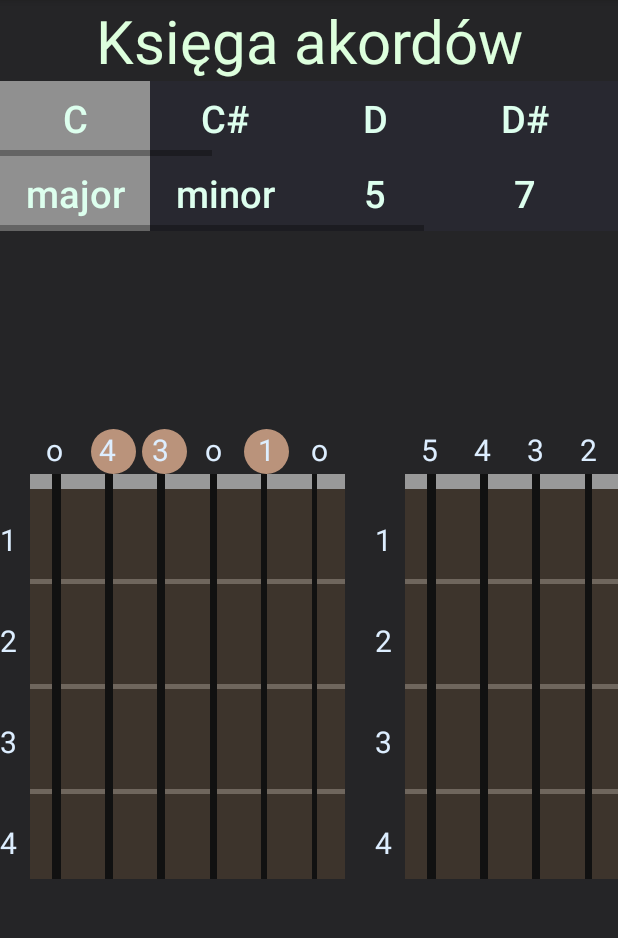
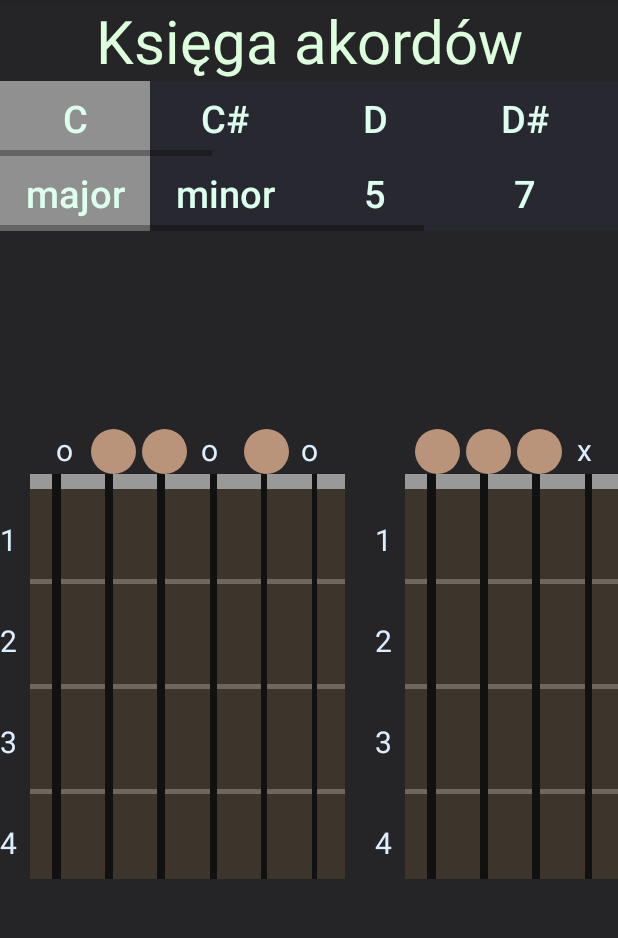
Before and after one commit to Sevetro/Umiej-w-Muzyke, an Android app: the ChordBookActivity screen opened directly, with no data from a screen before it, on a phone screen of 412 x 824 dp, the part 84-1022 px from its top. Run offline under Robolectric (Android 15) with nearby library versions, the light colour scheme and no system bars.

Commit message:
ChordBook done without note priority (C# m7 like E dur)

```diff
--- a/app/src/main/java/com/lukaszgil/umiejwmuzyke/ChordBookActivity.java
+++ b/app/src/main/java/com/lukaszgil/umiejwmuzyke/ChordBookActivity.java
@@ -86,6 +86,9 @@ public class ChordBookActivity extends AppCompatActivity {
 
     // howManyChords()
     int chordNumber;
+
+    //OGARNIJ C#MOL 7, PRIORYTETY NA DZWIEKI
+    //DOPIERO JAK ZNAJDZIE WSZYSTKIE DZWIEKI AKORDOWE POWINIEN RYSOWAC AKORD
 
 
     @Override
@@ -205,13 +208,12 @@ public class ChordBookActivity extends AppCompatActivity {
                             if (guitarFretNotes[string][fret].equals(selectedChordNotes[noteIndex])) {
 
                                 if (enableFirstAndLastFret) {
-
+                                    chordFirstFret = fret;
                                     chordLastFret = fret + 3;  //3
                                     enableFirstAndLastFret = false;
                                 }
 
                                 enableStrings[string] = false;
-                                //if every string false
                                 foundNotes[noteIndex] = true;
                                 //Toast.makeText(this, guitarFretNotes[string][fret] + string + fret, Toast.LENGTH_SHORT).show();
                                 break;
@@ -399,8 +401,8 @@ public class ChordBookActivity extends AppCompatActivity {
         chordBookLinearLayoutMuteOpenParams = new LinearLayout.LayoutParams(ViewGroup.LayoutParams.MATCH_PARENT, ViewGroup.LayoutParams.WRAP_CONTENT);
         chordBookLinearLayoutMuteOpen = new LinearLayout[chordNumber];
         chordBookTextViewMuteOpenParams = new LinearLayout.LayoutParams(ViewGroup.LayoutParams.WRAP_CONTENT, ViewGroup.LayoutParams.WRAP_CONTENT);
-        chordBookTextViewMuteOpenParams.setMarginStart((int) (12 * dens));
-        chordBookTextViewMuteOpenParams.setMarginEnd((int) (12 * dens));
+        chordBookTextViewMuteOpenParams.setMarginStart((int) (13 * dens));
+        chordBookTextViewMuteOpenParams.setMarginEnd((int) (13 * dens));
         chordBookTextViewMuteOpen = new TextView[chordNumber][6];
 
         for (int j = 0; j < chordNumber; j++) {
@@ -413,7 +415,7 @@ public class ChordBookActivity extends AppCompatActivity {
                 chordBookTextViewMuteOpen[j][i].setLayoutParams(chordBookTextViewMuteOpenParams);
                 chordBookTextViewMuteOpen[j][i].setTextSize(20);
                 chordBookTextViewMuteOpen[j][i].setTextColor(Color.parseColor("#ddeeff"));
-                chordBookTextViewMuteOpen[j][i].setText(String.valueOf(i));
+                chordBookTextViewMuteOpen[j][i].setText(" ");
                 chordBookLinearLayoutMuteOpen[j].addView(chordBookTextViewMuteOpen[j][i]);
             }
             chordBookRelativeLayoutChordArray[j].addView(chordBookLinearLayoutMuteOpen[j]);
@@ -424,51 +426,54 @@ public class ChordBookActivity extends AppCompatActivity {
 
     public void chooseDotsFretsMutes() {
 
-
         int chordFirstFret = 0;
         int chordLastFret = 12;
         boolean enableFirstAndLastFret = true;
         boolean[] enableStrings = {true, true, true, true, true, true};
-        boolean[] foundNotes = new boolean[selectedChordNotes.length];
-        int foundNotesNumber = 0;
 
-        for (int i = 0; i < chordNumber; i++) {
+        for (int chord = 0; chord < chordNumber; chord++) {
+
             while (chordFirstFret < 12) {
 
                 for (int fret = chordFirstFret; fret <= chordLastFret; fret++) {
 
                     for (int string = 0; string < 6; string++) {
+
                         if (enableStrings[string]) {
+
                             for (int noteIndex = 0; noteIndex < selectedChordNotes.length; noteIndex++) {
-
 
                                 if (guitarFretNotes[string][fret].equals(selectedChordNotes[noteIndex])) {
 
                                     if (enableFirstAndLastFret) {
-
+                                        chordFirstFret = fret;
                                         chordLastFret = fret + 3;  //3
+                                        if (chordFirstFret != 0) {
+                                            for (int i = 0; i <= 3; i++) {
+                                                chordBookTextViewFretNumbers[chord][i].setText(String.valueOf(i + chordFirstFret));
+                                            }
+                                        }
                                         enableFirstAndLastFret = false;
                                     }
 
                                     enableStrings[string] = false;
-                                    foundNotes[noteIndex] = true;
-
 
                                     if (fret == 0) {
-                                        chordBookTextViewMuteOpen[i][string].setText("o");
+                                        chordBookTextViewMuteOpen[chord][string].setText("o");
+                                        break;
                                     }
 
 
                                     if (chordFirstFret == 0) {
-                                        if (fret > 0){
-                                            chordBookImageViewNotesDots[i][fret - 1][string].setVisibility(View.VISIBLE);
+                                        if (fret > 0) {
+                                            chordBookImageViewNotesDots[chord][fret - 1][string].setVisibility(View.VISIBLE);
+                                            break;
                                         }
+                                    } else {
+                                        chordBookImageViewNotesDots[chord][fret - chordFirstFret][string].setVisibility(View.VISIBLE);
+                                        break;
                                     }
 
-
-
-
-                                break;
                                 } //ifequals
 
                             } //noteindexloop
@@ -478,75 +483,24 @@ public class ChordBookActivity extends AppCompatActivity {
                     } //stringloop
 
                 } //fretloop
+                chordFirstFret++;
 
+                for (int i = 0; i < 6; i++) {
+                    if (enableStrings[i]) {
+                        chordBookTextViewMuteOpen[chord][i].setText("x");
+                    }
+                }
 
-            chordFirstFret++;
+                enableFirstAndLastFret = true;
+                chordLastFret = 12;
                 for (int b = 0; b < 6; b++) {
                     enableStrings[b] = true;
                 }
+                break;
 
+            } //whileFirstfretloop
 
-        } //whileloop
-
-
-    } //forchordnumberloop
-
-
-
-//        for (int fret = chordFirstFret; fret <= chordLastFret; fret++) {
-//
-//            if (chordFirstFret != 0)
-//                chordBookTextViewFretNumbers[i][fret - chordFirstFret].setText(String.valueOf(fret));
-//            else
-//                chordBookTextViewFretNumbers[i][fret - chordFirstFret].setText(String.valueOf(fret + 1));
-//
-//            for (int string = 5; string >= 0; string--) {
-//
-//                for (int noteIndex = 0; noteIndex < selectedChordNotes.length; noteIndex++) {
-//
-//                    if (guitarFretNotes[string][fret].equals(selectedChordNotes[noteIndex])) {
-//
-//                        if (enableFirstAndLastFret) {
-//                            chordFirstFret = fret;
-//                            chordLastFret = fret + 3;
-//                            enableFirstAndLastFret = false;
-//                        }
-//                        if (fret == 0) {
-//                            chordBookTextViewMuteOpen[i][string].setText("o");
-//                            enableStrings[string] = false;
-//                            break;
-//                        }
-//                        if (chordFirstFret == 0) {
-//                            if (enableStrings[string]) {
-//                                chordBookImageViewNotesDots[i][fret - 1][string].setVisibility(View.VISIBLE);
-//                                enableStrings[string] = false;
-//                                break;
-//                            }
-//                        }
-//                        if (enableStrings[string]) {
-//                            chordBookImageViewNotesDots[i][fret - chordFirstFret][string].setVisibility(View.VISIBLE);
-//                            enableStrings[string] = false;
-//                            break;
-//                        }
-//                    }
-//                } //noteindexloop
-//            } //stringloop
-//
-//            if (!enableStrings[0] && !enableStrings[1] && !enableStrings[2] && !enableStrings[3] && !enableStrings[4] && !enableStrings[5]) {
-//                chordNumber++;
-//                chordFirstFret++;
-//                chordLastFret = 12;
-//                enableStrings[0] = true;
-//                enableStrings[1] = true;
-//                enableStrings[2] = true;
-//                enableStrings[3] = true;
-//                enableStrings[4] = true;
-//                enableStrings[5] = true;
-//                enableFirstAndLastFret = true;
-//                break;
-//            }
-//        } //fretloop
-
+        } //forchordloop
 
     }
 
```
Lines whose indentation alone changed are shown as unchanged.
